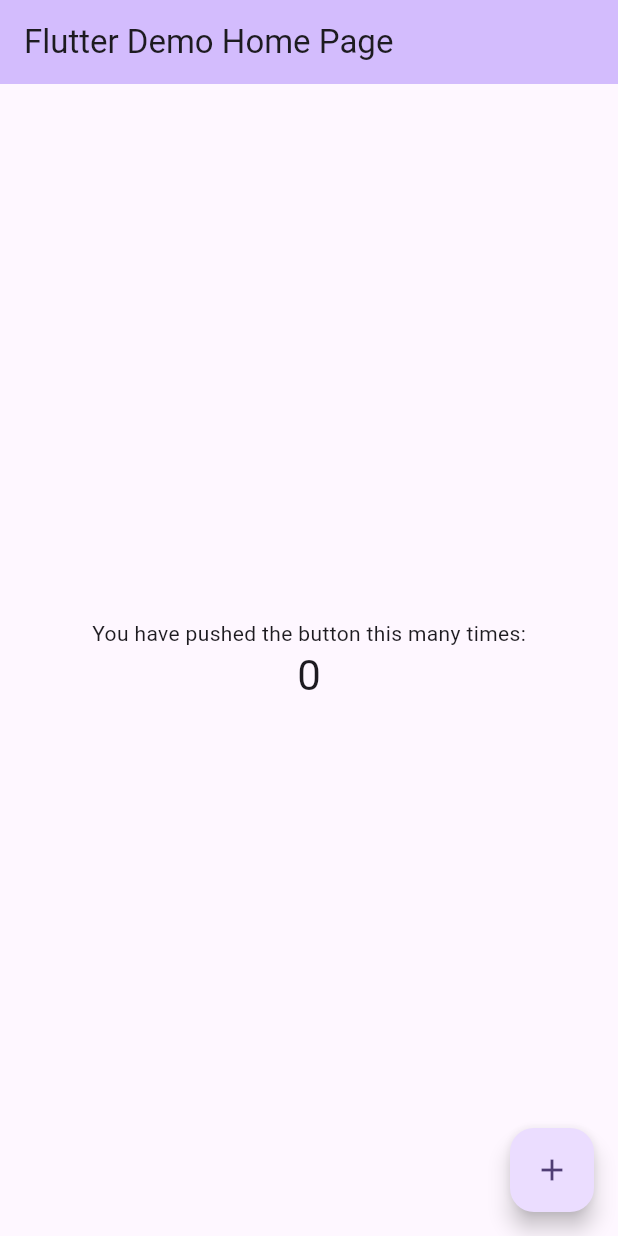
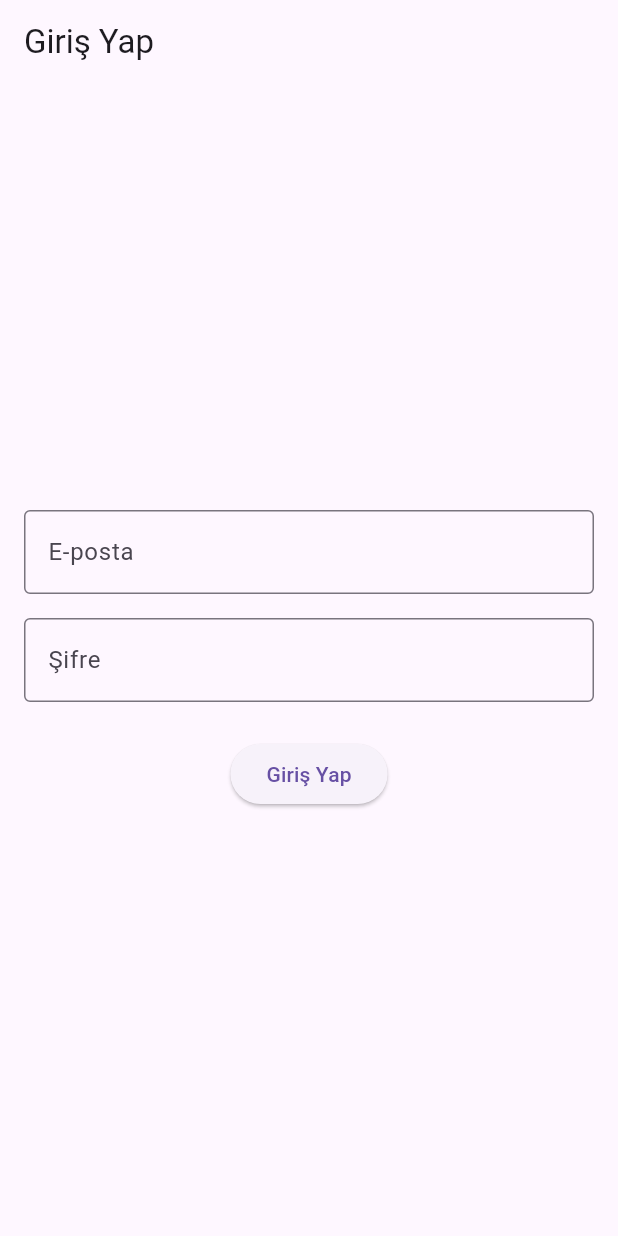
Before and after one commit to ElifHorozal/LittleSteps, a Flutter app: the screen it shows after launch, on a phone screen of 412 x 824 dp. Run offline on Flutter 3.47's test engine with Material 3 defaults, Android fonts, the phone set to English and light mode, and no system bars; our stand-ins replace firebase_auth, firebase_core; accounts and stored records are empty.

Commit message:
Adding Login Screen

```diff
--- a/lib/main.dart
+++ b/lib/main.dart
@@ -1,125 +1,23 @@
 import 'package:flutter/material.dart';
+import 'screens/login_screen.dart';
+import 'package:firebase_core/firebase_core.dart';
 
-void main() {
-  runApp(const MyApp());
+
+void main() async{
+  WidgetsFlutterBinding.ensureInitialized();
+  await Firebase.initializeApp();
+  runApp(MyApp());
 }
 
 class MyApp extends StatelessWidget {
-  const MyApp({super.key});
-
-  // This widget is the root of your application.
   @override
   Widget build(BuildContext context) {
     return MaterialApp(
-      title: 'Flutter Demo',
+      title: 'My Flutter App',
       theme: ThemeData(
-        // This is the theme of your application.
-        //
-        // TRY THIS: Try running your application with "flutter run". You'll see
-        // the application has a purple toolbar. Then, without quitting the app,
-        // try changing the seedColor in the colorScheme below to Colors.green
-        // and then invoke "hot reload" (save your changes or press the "hot
-        // reload" button in a Flutter-supported IDE, or press "r" if you used
-        // the command line to start the app).
-        //
-        // Notice that the counter didn't reset back to zero; the application
-        // state is not lost during the reload. To reset the state, use hot
-        // restart instead.
-        //
-        // This works for code too, not just values: Most code changes can be
-        // tested with just a hot reload.
-        colorScheme: ColorScheme.fromSeed(seedColor: Colors.deepPurple),
-        useMaterial3: true,
+        primarySwatch: Colors.blue,
       ),
-      home: const MyHomePage(title: 'Flutter Demo Home Page'),
+      home: LoginScreen(), // Ana ekranı LoginScreen olarak değiştirin
     );
   }
 }
-
-class MyHomePage extends StatefulWidget {
-  const MyHomePage({super.key, required this.title});
-
-  // This widget is the home page of your application. It is stateful, meaning
-  // that it has a State object (defined below) that contains fields that affect
-  // how it looks.
-
-  // This class is the configuration for the state. It holds the values (in this
-  // case the title) provided by the parent (in this case the App widget) and
-  // used by the build method of the State. Fields in a Widget subclass are
-  // always marked "final".
-
-  final String title;
-
-  @override
-  State<MyHomePage> createState() => _MyHomePageState();
-}
-
-class _MyHomePageState extends State<MyHomePage> {
-  int _counter = 0;
-
-  void _incrementCounter() {
-    setState(() {
-      // This call to setState tells the Flutter framework that something has
-      // changed in this State, which causes it to rerun the build method below
-      // so that the display can reflect the updated values. If we changed
-      // _counter without calling setState(), then the build method would not be
-      // called again, and so nothing would appear to happen.
-      _counter++;
-    });
-  }
-
-  @override
-  Widget build(BuildContext context) {
-    // This method is rerun every time setState is called, for instance as done
-    // by the _incrementCounter method above.
-    //
-    // The Flutter framework has been optimized to make rerunning build methods
-    // fast, so that you can just rebuild anything that needs updating rather
-    // than having to individually change instances of widgets.
-    return Scaffold(
-      appBar: AppBar(
-        // TRY THIS: Try changing the color here to a specific color (to
-        // Colors.amber, perhaps?) and trigger a hot reload to see the AppBar
-        // change color while the other colors stay the same.
-        backgroundColor: Theme.of(context).colorScheme.inversePrimary,
-        // Here we take the value from the MyHomePage object that was created by
-        // the App.build method, and use it to set our appbar title.
-        title: Text(widget.title),
-      ),
-      body: Center(
-        // Center is a layout widget. It takes a single child and positions it
-        // in the middle of the parent.
-        child: Column(
-          // Column is also a layout widget. It takes a list of children and
-          // arranges them vertically. By default, it sizes itself to fit its
-          // children horizontally, and tries to be as tall as its parent.
-          //
-          // Column has various properties to control how it sizes itself and
-          // how it positions its children. Here we use mainAxisAlignment to
-          // center the children vertically; the main axis here is the vertical
-          // axis because Columns are vertical (the cross axis would be
-          // horizontal).
-          //
-          // TRY THIS: Invoke "debug painting" (choose the "Toggle Debug Paint"
-          // action in the IDE, or press "p" in the console), to see the
-          // wireframe for each widget.
-          mainAxisAlignment: MainAxisAlignment.center,
-          children: <Widget>[
-            const Text(
-              'You have pushed the button this many times:',
-            ),
-            Text(
-              '$_counter',
-              style: Theme.of(context).textTheme.headlineMedium,
-            ),
-          ],
-        ),
-      ),
-      floatingActionButton: FloatingActionButton(
-        onPressed: _incrementCounter,
-        tooltip: 'Increment',
-        child: const Icon(Icons.add),
-      ), // This trailing comma makes auto-formatting nicer for build methods.
-    );
-  }
-}
--- /dev/null
+++ b/lib/screens/login_screen.dart
@@ -0,0 +1,86 @@
+import 'package:flutter/material.dart';
+import 'package:firebase_auth/firebase_auth.dart';
+
+class LoginScreen extends StatefulWidget {
+  const LoginScreen({Key? key}) : super(key: key); // Key parametresi eklendi
+
+  @override
+  _LoginScreenState createState() => _LoginScreenState();
+}
+
+class _LoginScreenState extends State<LoginScreen> {
+  final _emailController = TextEditingController();
+  final _passwordController = TextEditingController();
+  final FirebaseAuth _auth = FirebaseAuth.instance;
+
+  Future<void> _login() async {
+    final email = _emailController.text.trim();
+    final password = _passwordController.text.trim();
+
+    if (email.isEmpty || password.isEmpty) {
+      ScaffoldMessenger.of(context).showSnackBar(
+        SnackBar(content: Text("E-posta ve şifreyi girin")),
+      );
+      return;
+    }
+
+    try {
+      await _auth.signInWithEmailAndPassword(email: email, password: password);
+      ScaffoldMessenger.of(context).showSnackBar(
+        SnackBar(content: Text("Giriş başarılı!")),
+      );
+
+    } on FirebaseAuthException catch (e) {
+      String errorMessage;
+      if (e.code == 'user-not-found') {
+        errorMessage = 'Kullanıcı bulunamadı.';
+      } else if (e.code == 'wrong-password') {
+        errorMessage = 'Hatalı şifre.';
+      } else {
+        errorMessage = 'Bir hata oluştu: ${e.message}';
+      }
+      ScaffoldMessenger.of(context).showSnackBar(
+        SnackBar(content: Text(errorMessage)),
+      );
+    }
+  }
+
+  @override
+  Widget build(BuildContext context) {
+    return Scaffold(
+      appBar: AppBar(
+        title: Text("Giriş Yap"),
+      ),
+      body: Padding(
+        padding: const EdgeInsets.all(16.0),
+        child: Column(
+          mainAxisAlignment: MainAxisAlignment.center,
+          children: [
+            TextField(
+              controller: _emailController,
+              decoration: InputDecoration(
+                labelText: "E-posta",
+                border: OutlineInputBorder(),
+              ),
+              keyboardType: TextInputType.emailAddress,
+            ),
+            SizedBox(height: 16.0),
+            TextField(
+              controller: _passwordController,
+              decoration: InputDecoration(
+                labelText: "Şifre",
+                border: OutlineInputBorder(),
+              ),
+              obscureText: true,
+            ),
+            SizedBox(height: 24.0),
+            ElevatedButton(
+              onPressed: _login,
+              child: Text("Giriş Yap"),
+            ),
+          ],
+        ),
+      ),
+    );
+  }
+}
--- a/pubspec.yaml
+++ b/pubspec.yaml
@@ -32,6 +32,8 @@ dependencies:
     sdk: flutter
   firebase_core: ^3.7.0
   flutter_dotenv: ^5.0.2
+  firebase_auth: ^5.3.2
+
 
   # The following adds the Cupertino Icons font to your application.
   # Use with the CupertinoIcons class for iOS style icons.
```
Also changed, not shown: pubspec.lock, 5 other files.
